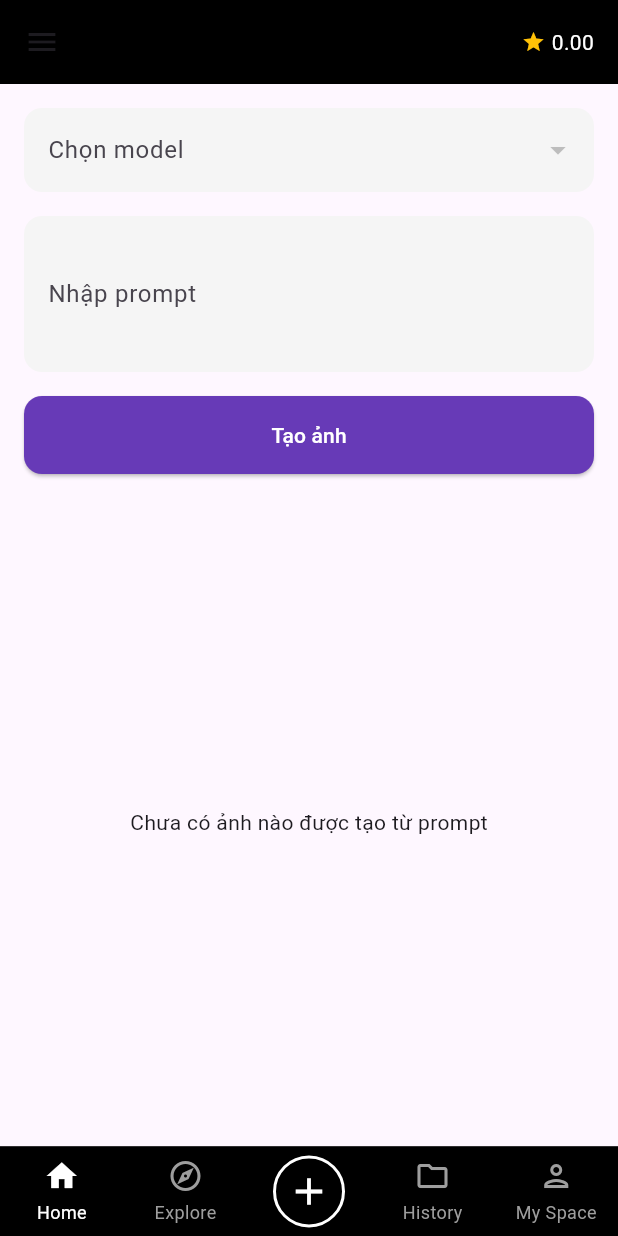
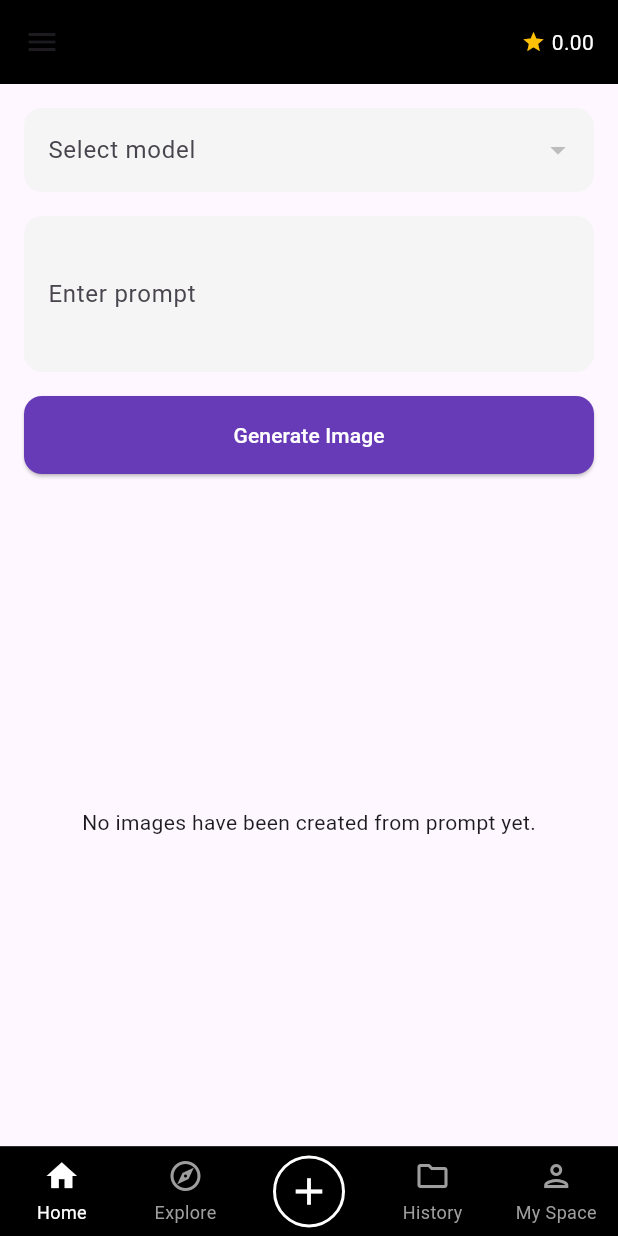
Before and after one commit to tuanpham2xx3/danentangCK, a Flutter app: the screen it shows once a user with an empty profile is signed in, on a phone screen of 412 x 824 dp. Run offline on Flutter 3.47's test engine with Material 3 defaults, Android fonts, the phone set to English and light mode, and no system bars; our stand-ins replace dio, firebase_auth, firebase_core, firebase_database, flutter_dotenv, google_mobile_ads and 1 more; accounts and stored records are empty.

Commit message:
last update

```diff
--- a/lib/screens/history_screen.dart
+++ b/lib/screens/history_screen.dart
@@ -67,7 +67,7 @@ class _HistoryScreenState extends State<HistoryScreen> {
                 children: [
                   Icon(Icons.history, size: 64, color: Colors.grey[700]),
                   const SizedBox(height: 16),
-                  Text('Chưa có ảnh nào', style: TextStyle(fontSize: 18, color: Colors.grey[700])),
+                  Text('There are no photos yet', style: TextStyle(fontSize: 18, color: Colors.grey[700])),
                 ],
               ),
             ),
@@ -102,7 +102,7 @@ class _HistoryScreenState extends State<HistoryScreen> {
     try {
       final status = await Permission.photos.request();
       if (!status.isGranted && !status.isLimited) {
-        _showError('Cần cấp quyền truy cập ảnh để lưu');
+        _showError('Photo access permission required to save !');
         return;
       }
 
@@ -114,7 +114,7 @@ class _HistoryScreenState extends State<HistoryScreen> {
 
       if (mounted) {
         ScaffoldMessenger.of(context).showSnackBar(
-          SnackBar(content: Text('Đã lưu ảnh: $fileName')),
+          SnackBar(content: Text('Saved Image: $fileName')),
         );
       }
     } catch (e) {
--- a/lib/screens/img_generator_screen.dart
+++ b/lib/screens/img_generator_screen.dart
@@ -124,7 +124,7 @@ class _ImgGeneratorScreenState extends State<ImgGeneratorScreen> {
       }
     } catch (e) {
       setState(() => _isLoading = false);
-      _showError('Lỗi tạo ảnh: ${e.toString()}');
+      _showError('Error Create Image: ${e.toString()}');
     }
   }
 
@@ -162,7 +162,7 @@ class _ImgGeneratorScreenState extends State<ImgGeneratorScreen> {
       // Nếu đã được cấp quyền, tiến hành tải ảnh
       if (mounted) {
         ScaffoldMessenger.of(context).showSnackBar(
-          const SnackBar(content: Text('Đang tải ảnh...')),
+          const SnackBar(content: Text('Creating ...')),
         );
       }
 
@@ -174,12 +174,12 @@ class _ImgGeneratorScreenState extends State<ImgGeneratorScreen> {
 
       if (mounted) {
         ScaffoldMessenger.of(context).showSnackBar(
-          SnackBar(content: Text('Đã lưu ảnh: $fileName')),
+          SnackBar(content: Text('Saved Image: $fileName')),
         );
       }
     } catch (e) {
       if (mounted) {
-        _showError('Lỗi khi tải ảnh: ${e.toString()}');
+        _showError('Error Getting Image: ${e.toString()}');
       }
     }
   }
@@ -260,7 +260,7 @@ class _ImgGeneratorScreenState extends State<ImgGeneratorScreen> {
                   }
                 },
                 decoration: InputDecoration(
-                  labelText: 'Chọn model',
+                  labelText: 'Select model',
                   border: OutlineInputBorder(borderRadius: BorderRadius.circular(12)),
                   filled: true,
                 ),
@@ -269,7 +269,7 @@ class _ImgGeneratorScreenState extends State<ImgGeneratorScreen> {
               TextField(
                 controller: _promptController,
                 decoration: InputDecoration(
-                  labelText: 'Nhập prompt',
+                  labelText: 'Enter prompt',
                   border: OutlineInputBorder(borderRadius: BorderRadius.circular(12)),
                   filled: true,
                 ),
@@ -278,21 +278,21 @@ class _ImgGeneratorScreenState extends State<ImgGeneratorScreen> {
               const SizedBox(height: 16),
               ElevatedButton(
                 onPressed: _isLoading ? null : _generateImage,
-                child: _isLoading ? const CircularProgressIndicator() : const Text('Tạo ảnh'),
+                child: _isLoading ? const CircularProgressIndicator() : const Text('Generate Image'),
               ),
             ],
           ),
         ),
         Expanded(
           child: _onlyPromptImages.isEmpty
-              ? const Center(child: Text('Chưa có ảnh nào được tạo từ prompt'))
+              ? const Center(child: Text('No images have been created from prompt yet.'))
               : Padding(
             padding: const EdgeInsets.all(16),
             child: Column(
               crossAxisAlignment: CrossAxisAlignment.start,
               children: [
                 const Text(
-                  'Ảnh mới tạo',
+                  'New image generate',
                   style: TextStyle(fontSize: 18, fontWeight: FontWeight.bold),
                 ),
                 const SizedBox(height: 16),
--- a/lib/screens/register_screen.dart
+++ b/lib/screens/register_screen.dart
@@ -42,7 +42,7 @@ class _RegisterScreenState extends State<RegisterScreen> {
       // Hiển thị thông báo đang xử lý
       if (!mounted) return;
       ScaffoldMessenger.of(context).showSnackBar(
-        const SnackBar(content: Text('Đang tạo tài khoản...')),
+        const SnackBar(content: Text('Creating account...')),
       );
 
       final userCredential = await _authService.registerWithEmailAndPassword(
@@ -55,7 +55,7 @@ class _RegisterScreenState extends State<RegisterScreen> {
       if (userCredential.user != null) {
         // Hiển thị thông báo thành công
         ScaffoldMessenger.of(context).showSnackBar(
-          const SnackBar(content: Text('Đăng ký thành công!')),
+          const SnackBar(content: Text('Registered successfully!')),
         );
 
         // Chuyển đến màn hình chính sau khi đăng ký thành công
--- a/lib/widgets/custom_drawer.dart
+++ b/lib/widgets/custom_drawer.dart
@@ -122,7 +122,7 @@ class _KlingDrawerState extends State<KlingDrawer> {
                   RewardedAdHelper().loadAd(() async {
                     await _firebaseService.updatePremiumStatus(email, true);
                     setState(() => _isPremium = true);
-                    _showSnack("🎉 Bạn đã nâng cấp Premium thành công!");
+                    _showSnack("🎉 You have successfully upgraded to Premium!");
                   });
                 },
               ),
@@ -153,7 +153,7 @@ class _KlingDrawerState extends State<KlingDrawer> {
                 RewardedAdHelper().loadAd(() async {
                   double current = await _firebaseService.getUserCredit(email);
                   await _firebaseService.updateUserCredit(email, (current + 10).toInt());
-                  _showSnack("🎁 Nhận thêm 10 credits thành công!");
+                  _showSnack("🎁 Get 10 more credits successfully!");
                 });
               },
             ),
```
Also changed, not shown: 1 other file.
